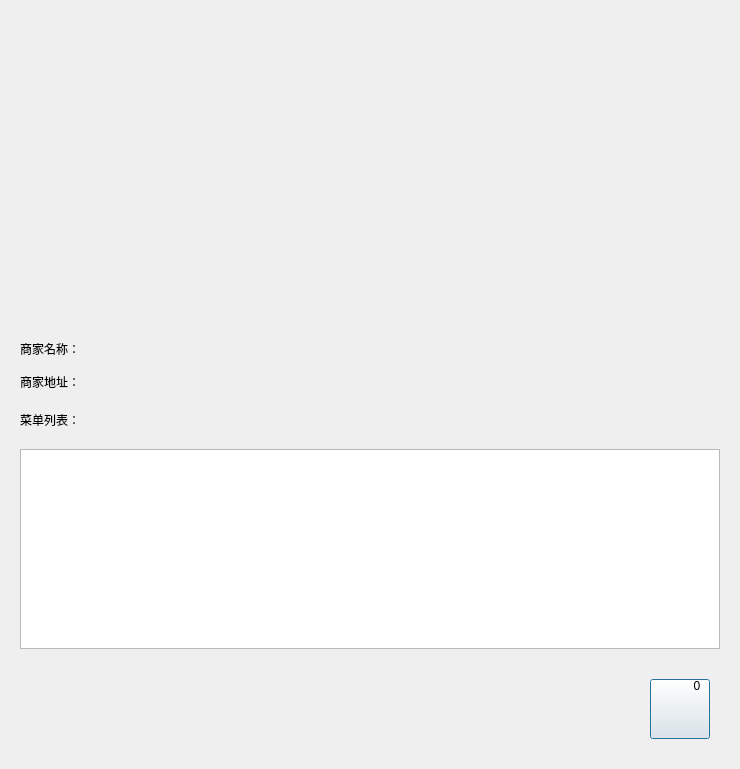
The window that client/merchantdialog.ui (KBchulan/HungerYet) describes before a commit, drawn with Qt 5.
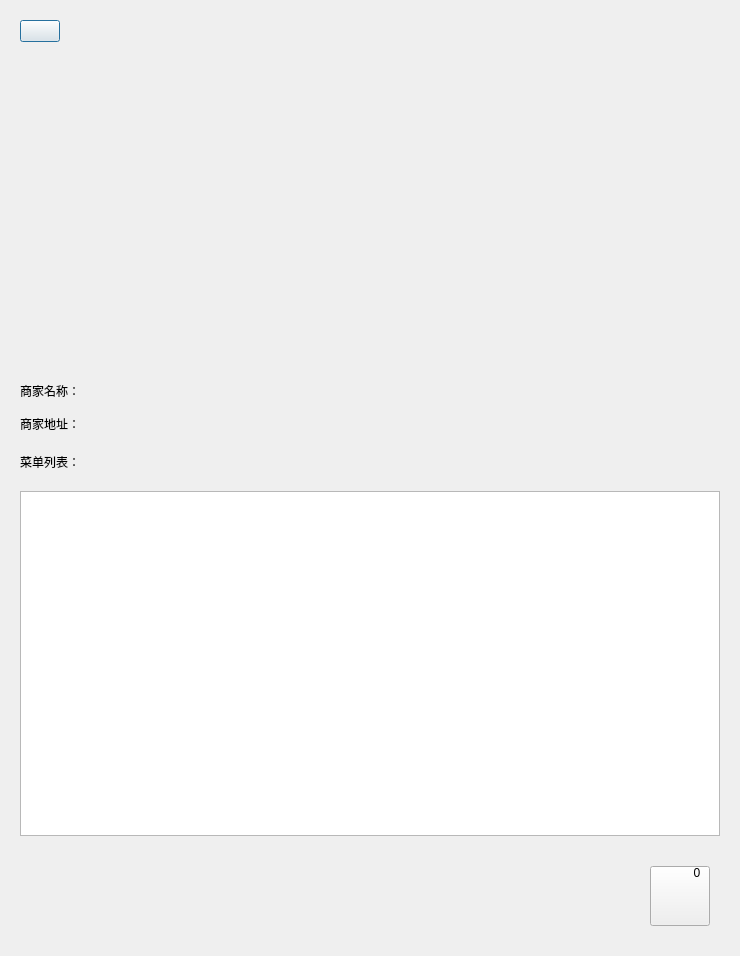
The same window after the commit.

Commit message: add return-menu button

The edit to the form file:
```diff
--- a/client/merchantdialog.ui
+++ b/client/merchantdialog.ui
@@ -7,7 +7,7 @@
     <x>0</x>
     <y>0</y>
     <width>740</width>
-    <height>700</height>
+    <height>956</height>
    </rect>
   </property>
   <property name="windowTitle">
@@ -29,6 +29,22 @@
    <property name="bottomMargin">
     <number>20</number>
    </property>
+   <item>
+    <widget class="QPushButton" name="menu_return_btn">
+     <property name="maximumSize">
+      <size>
+       <width>40</width>
+       <height>40</height>
+      </size>
+     </property>
+     <property name="cursor">
+      <cursorShape>PointingHandCursor</cursorShape>
+     </property>
+     <property name="text">
+      <string/>
+     </property>
+    </widget>
+   </item>
    <item>
     <widget class="QWidget" name="imageContainer" native="true">
      <property name="minimumSize">
```
The commit also changes 4 other files.
